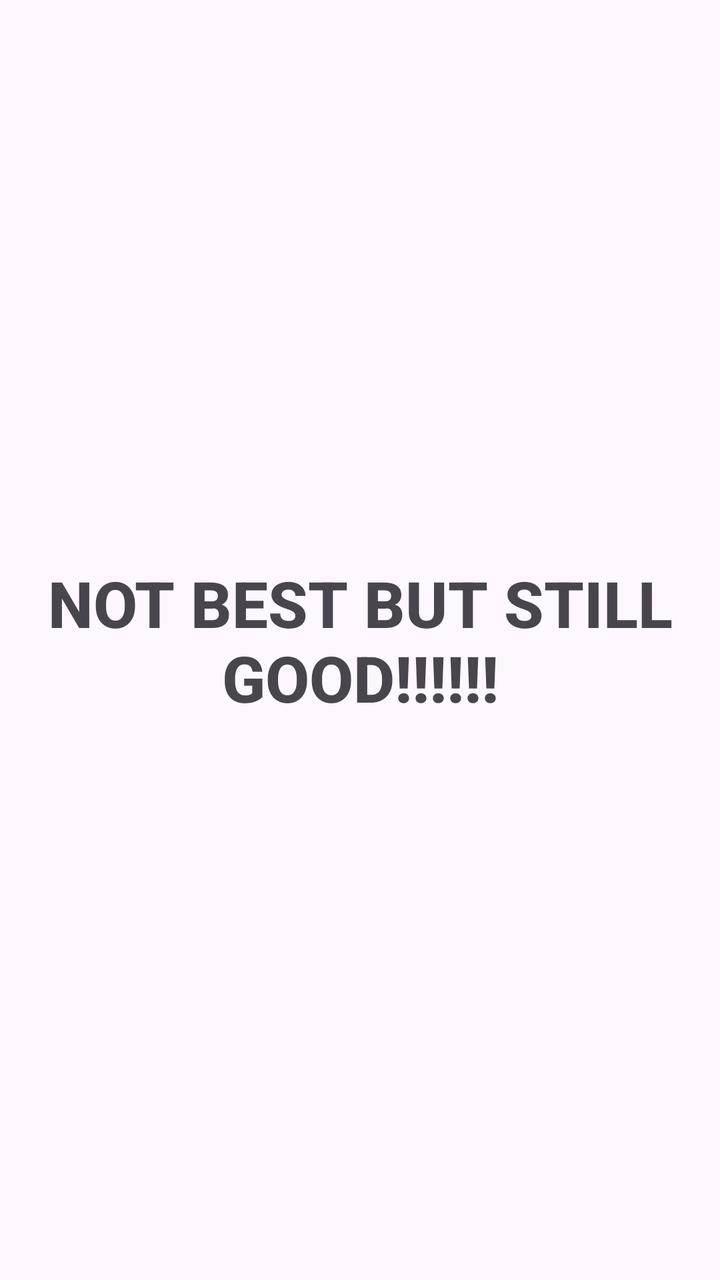
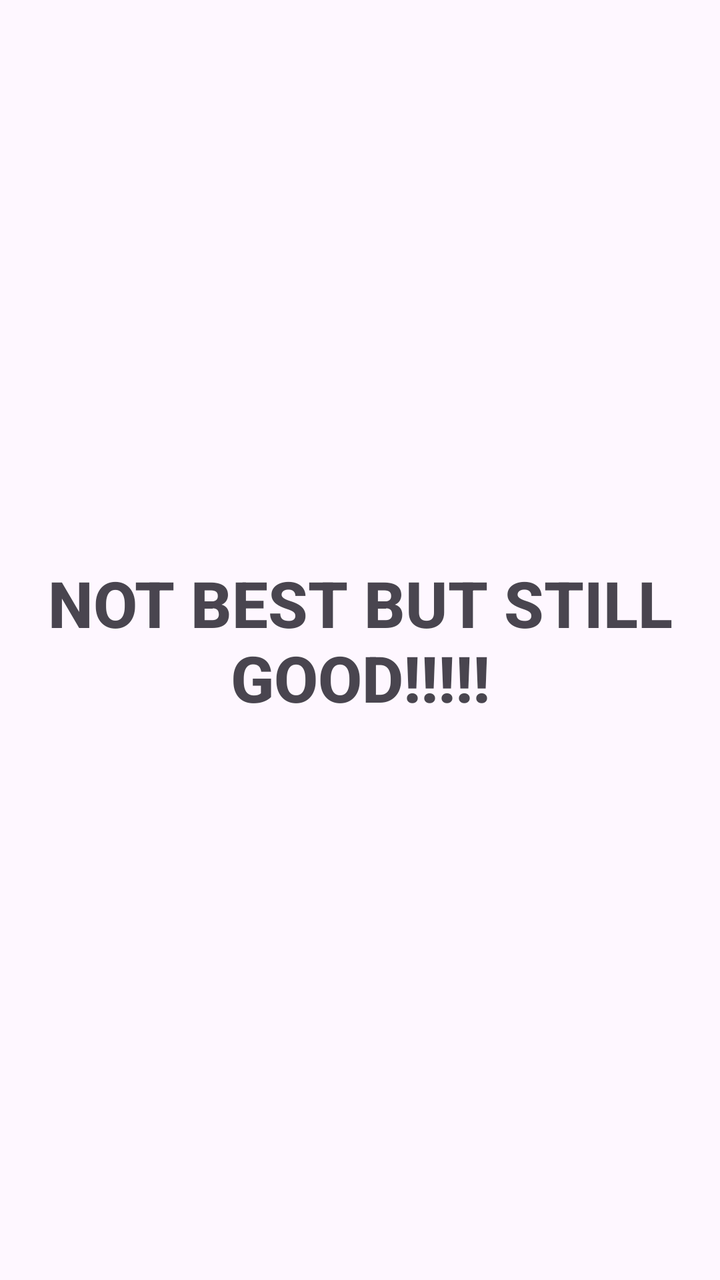

Compare the two renders of this Android layout. The source of the first and the diff that turns it into the second are given below.
<!-- AndroidManifest.xml: application theme Theme.MyApplication -->
<!-- res/layout/activity_main.xml -->
<?xml version="1.0" encoding="utf-8"?>
<androidx.constraintlayout.widget.ConstraintLayout xmlns:android="http://schemas.android.com/apk/res/android"
    xmlns:app="http://schemas.android.com/apk/res-auto"
    xmlns:tools="http://schemas.android.com/tools"
    android:id="@+id/main"
    android:layout_width="match_parent"
    android:layout_height="match_parent"
    tools:context=".MainActivity">

    <TextView
        android:layout_width="wrap_content"
        android:layout_height="wrap_content"
        android:text="NOT BEST BUT STILL GOOD!!!!!!"
        app:layout_constraintBottom_toBottomOf="parent"
        app:layout_constraintEnd_toEndOf="parent"
        android:textSize="32sp"
        android:textStyle="bold"
        android:fontFamily="sans-serif-medium"
        android:gravity="center"
        app:layout_constraintStart_toStartOf="parent"
        app:layout_constraintTop_toTopOf="parent" />

</androidx.constraintlayout.widget.ConstraintLayout>
<!-- resources referenced by this layout -->
<resources>
  <style name="Theme.MyApplication" parent="Base.Theme.MyApplication" />
  <style name="Base.Theme.MyApplication" parent="Theme.Material3.DayNight.NoActionBar">
          
          
      </style>
</resources>

<!-- the commit's change to res/layout/activity_main.xml (unified diff, before → after) -->
@@ -10,7 +10,7 @@
     <TextView
         android:layout_width="wrap_content"
         android:layout_height="wrap_content"
-        android:text="NOT BEST BUT STILL GOOD!!!!!!"
+        android:text="NOT BEST BUT STILL GOOD!!!!!"
         app:layout_constraintBottom_toBottomOf="parent"
         app:layout_constraintEnd_toEndOf="parent"
         android:textSize="32sp"
